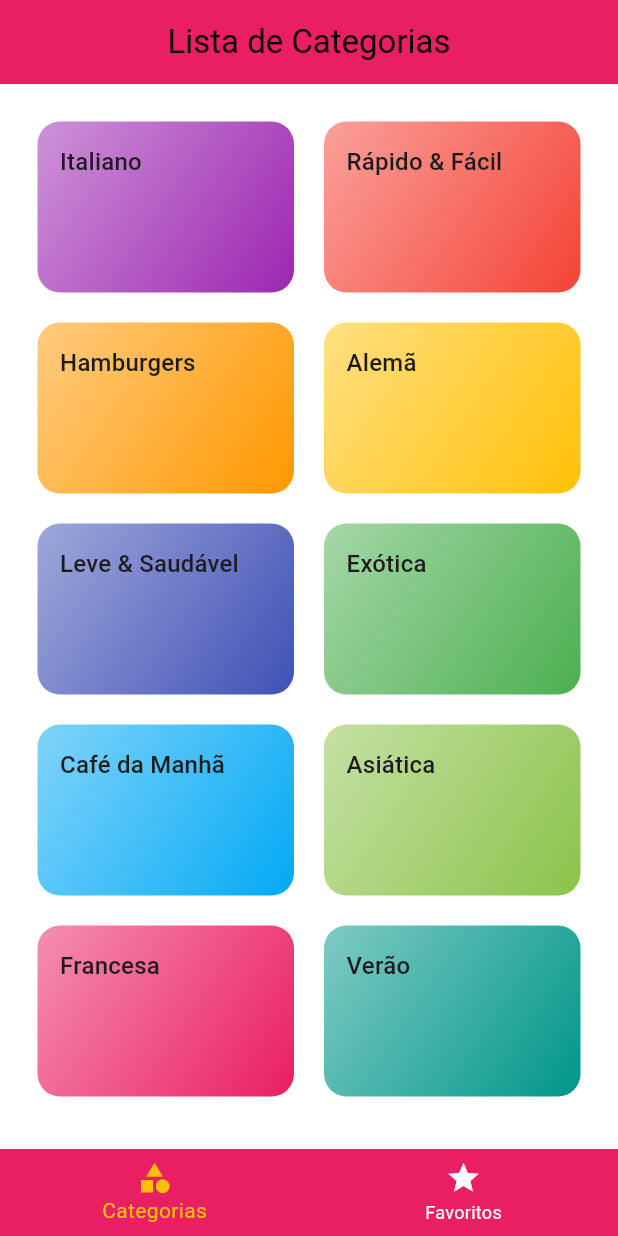
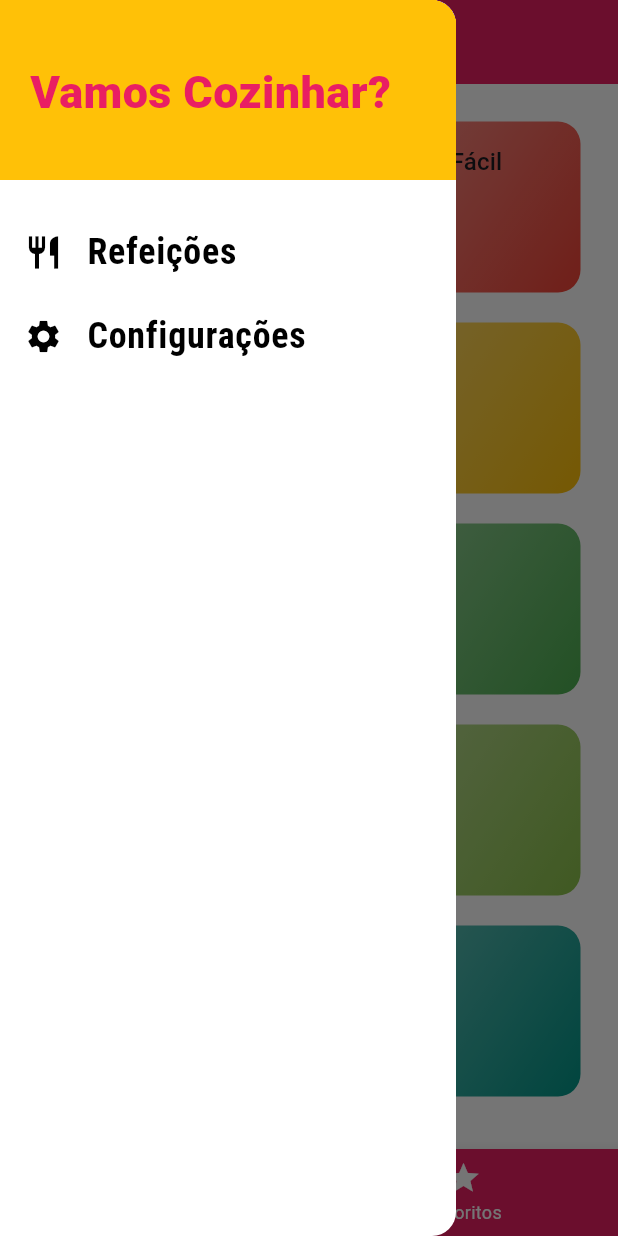
Before and after one commit to elias-ssouza/meals, a Flutter app: the screen it shows after launch, with the side drawer open (before the commit the screen has no drawer), on a phone screen of 412 x 824 dp. Run offline on Flutter 3.47's test engine with Material 3 defaults, Android fonts, the phone set to English and light mode, and no system bars.

Commit message:
criação do drawer

```diff
--- /dev/null
+++ b/lib/components/main_drawer.dart
@@ -0,0 +1,58 @@
+import 'package:flutter/material.dart';
+import 'package:meals/utils/app_routes.dart';
+
+class MainDrawer extends StatelessWidget {
+  const MainDrawer({super.key});
+
+  Widget _createItem(IconData icon, String label, Function () onTap){
+    return ListTile(
+      leading: Icon(
+        icon,
+        size: 26,
+      ),
+      title: Text(
+        label,
+        style: const TextStyle(
+          fontFamily: 'RobotoCondensed',
+          fontSize: 24,
+          fontWeight: FontWeight.bold,
+        ),
+      ),
+      onTap: onTap,
+    );
+  }
+
+  @override
+  Widget build(BuildContext context) {
+    return Drawer(
+      child: Column(
+        children: <Widget> [
+          Container(
+            height: 120,
+            width: double.infinity,
+            padding: const EdgeInsets.fromLTRB(20, 40, 20, 20),
+            color: Theme.of(context).colorScheme.secondary,
+            child: Text('Vamos Cozinhar?',
+            style: TextStyle(
+              fontWeight: FontWeight.w900,
+              fontSize: 30,
+              color: Theme.of(context).colorScheme.primary,
+              ),
+            ),
+          ),
+          const SizedBox(height: 20,),
+          _createItem(
+            Icons.restaurant,
+            'Refeições',
+            () => Navigator.of(context).pushNamed(AppRoutes.HOME),
+            ),
+          _createItem(
+            Icons.settings,
+            'Configurações',
+            () => Navigator.of(context).pushNamed(AppRoutes.SETTINGS),
+            ),
+        ],
+      ),
+    );
+  }
+}
--- a/lib/main.dart
+++ b/lib/main.dart
@@ -1,5 +1,6 @@
 import 'package:flutter/material.dart';
 import 'package:meals/screens/meal_detail_screen.dart';
+import 'package:meals/screens/settings_screen.dart';
 import 'package:meals/screens/tabs_screen.dart';
 import 'screens/categories_screen.dart';
 import 'screens/categories_meals_screen.dart';
@@ -34,6 +35,7 @@ class MyApp extends StatelessWidget {
         AppRoutes.HOME: (ctx) => const TabsScreen(),
         AppRoutes.CATEGORIES_MEALS: (ctx) => const CategoriesMealsScreen(),
         AppRoutes.MEAL_DETAIL: (ctx)=> const MealDetailScreen(),
+        AppRoutes.SETTINGS: (ctx) => const SettingsScreen()
       },
     );
   }
--- a/lib/screens/categories_meals_screen.dart
+++ b/lib/screens/categories_meals_screen.dart
@@ -15,7 +15,9 @@ class CategoriesMealsScreen extends StatelessWidget {
     }).toList();
 
     return Scaffold(
+      backgroundColor: Colors.white,
       appBar: AppBar(
+        backgroundColor: Theme.of(context).primaryColor,
         title: Text(category.title),
       ),
       body: ListView.builder(
--- a/lib/screens/meal_detail_screen.dart
+++ b/lib/screens/meal_detail_screen.dart
@@ -37,7 +37,9 @@ class MealDetailScreen extends StatelessWidget {
     final meal = ModalRoute.of(context)?.settings.arguments as Meal;
 
     return Scaffold(
+      backgroundColor: Colors.white,
       appBar: AppBar(
+        backgroundColor: Theme.of(context).primaryColor,
         title: Text(meal.title),
       ),
       body: SingleChildScrollView(
--- /dev/null
+++ b/lib/screens/settings_screen.dart
@@ -0,0 +1,20 @@
+import 'package:flutter/material.dart';
+
+class SettingsScreen extends StatelessWidget {
+  const SettingsScreen({super.key});
+
+  @override
+  Widget build(BuildContext context) {
+    return Scaffold(
+      backgroundColor: Colors.white,
+      appBar: AppBar(
+        title: const Text('Configurações'),
+        backgroundColor: Theme.of(context).primaryColor,
+        centerTitle: true,
+        ),
+        body: const Center(
+          child: Text('Configurações'),
+        ),
+    );
+  }
+}
--- a/lib/screens/tabs_screen.dart
+++ b/lib/screens/tabs_screen.dart
@@ -1,6 +1,8 @@
 import 'package:flutter/material.dart';
+import 'package:meals/components/main_drawer.dart';
 import 'categories_screen.dart';
 import 'favorite_screen.dart';
+
 
 class TabsScreen extends StatefulWidget {
   const TabsScreen({Key? key}) : super(key: key);
@@ -34,6 +36,7 @@ class _TabsScreenState extends State<TabsScreen> {
           _screens[_selectedScreenIndex]['title'] as String,
         ),
       ),
+      drawer: const MainDrawer(),
       body: _screens[_selectedScreenIndex]['screen'] as Widget,
       bottomNavigationBar: BottomNavigationBar(
         onTap: _selectScreen,
--- a/lib/utils/app_routes.dart
+++ b/lib/utils/app_routes.dart
@@ -2,4 +2,5 @@ class AppRoutes{
   static const HOME = '/';
   static const CATEGORIES_MEALS = '/categories-meals';
   static const MEAL_DETAIL = '/meal-detail';
+  static const SETTINGS = '/settings';
 }
```
